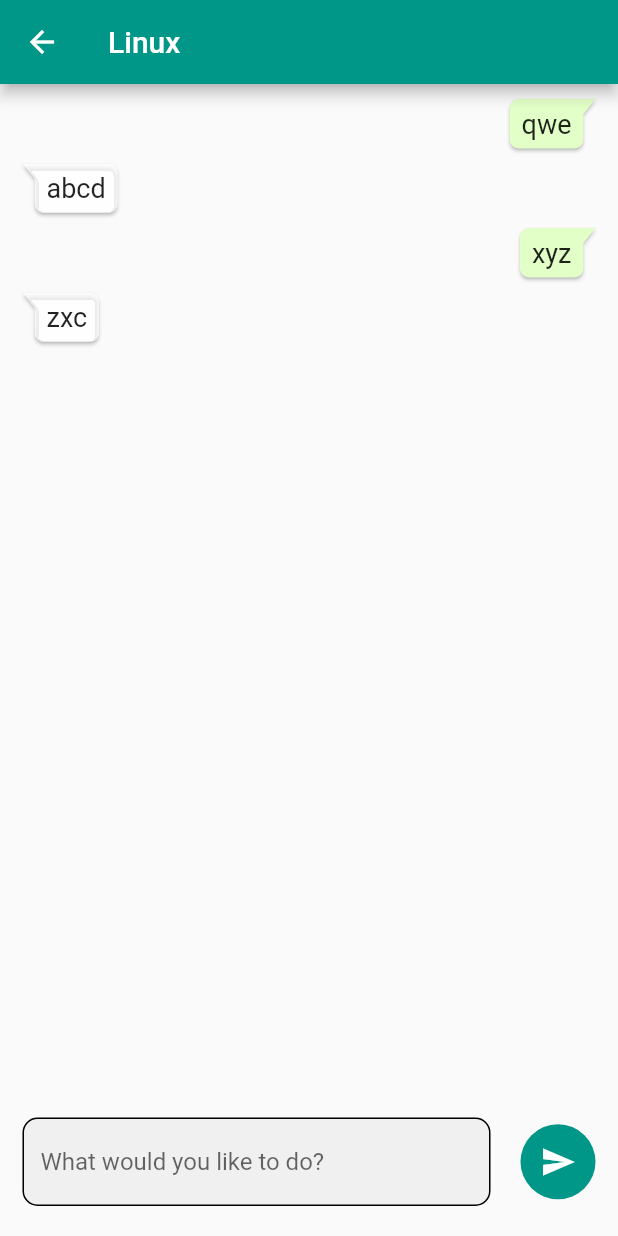
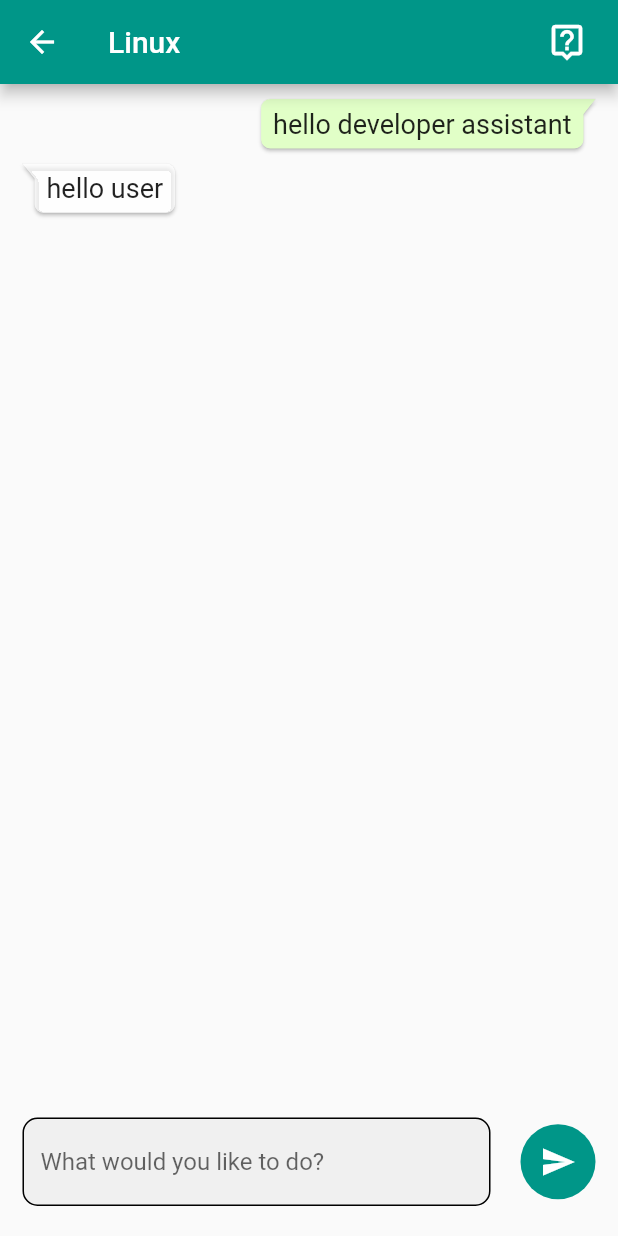
Before and after one commit to snapsid/Developer-Assistant, a Flutter app: the MyLinux screen opened by its route, on a phone screen of 412 x 824 dp. Run offline on Flutter 3.47's test engine with Material 2 defaults, Android fonts, the phone set to English and light mode, and no system bars; drawn by our look-alikes of bubble; our stand-ins replace flutter_highlight, fluttertoast, modal_progress_hud; missing offline and left inert: code_text_field, highlight, vertical_card_pager.

Commit message:
help button linux added

```diff
--- a/app/developer_assistant/developer_assistant/lib/linux.dart
+++ b/app/developer_assistant/developer_assistant/lib/linux.dart
@@ -16,10 +16,8 @@ class _MyLinuxState extends State<MyLinux> {
   String ip;
 
   List msg = [
-    "qwe",
-    "abcd",
-    "xyz",
-    "zxc",
+    "hello developer assistant",
+    "hello user",
   ];
 
   var textController = TextEditingController();
@@ -43,6 +41,16 @@ class _MyLinuxState extends State<MyLinux> {
       url = Uri.parse(
           'http://${ip}/cgi-bin/linux/manualcmd/directory.py?x=$inputCmd');
       onSend();
+    } else if ((inputCmd.contains('hello') || inputCmd.contains('hi')) ||
+        inputCmd.contains('hey')) {
+      print('hello yess ');
+      setState(() {
+        msg.add(inputCmd);
+        scrollcontorller.animateTo(scrollcontorller.position.maxScrollExtent,
+            duration: Duration(seconds: 1), curve: Curves.fastOutSlowIn);
+        msg.add("Hello user...");
+      });
+      textController.clear();
     } else if ((inputCmd.contains('create') || inputCmd.contains('make')) &&
         (inputCmd.contains('directory') || inputCmd.contains('folder'))) {
       print('yesss');
@@ -151,9 +159,11 @@ class _MyLinuxState extends State<MyLinux> {
         });
       } else {
         print('invalid IP');
+        msg.add('Developer assistant not responding\nConnection issue');
       }
     } catch (e) {
       print(e);
+      msg.add(e);
     }
 
     inputCmd = '';
@@ -171,6 +181,23 @@ class _MyLinuxState extends State<MyLinux> {
         appBar: AppBar(
           title: Text('Linux'),
           backgroundColor: Colors.teal,
+          actions: [
+            IconButton(
+              icon: Icon(
+                Icons.live_help_outlined,
+                size: 27,
+              ),
+              onPressed: () {
+                setState(() {
+                  inputCmd = "help me";
+                  onStringCheck();
+                });
+              },
+            ),
+            SizedBox(
+              width: 10,
+            ),
+          ],
         ),
         body: Container(
           child: Column(
--- a/app/developer_assistant/developer_assistant/lib/main.dart
+++ b/app/developer_assistant/developer_assistant/lib/main.dart
@@ -13,7 +13,7 @@ import 'package:flutter/material.dart';
 void main() {
   runApp(MaterialApp(
     debugShowCheckedModeBanner: false,
-    initialRoute: 'linux',
+    initialRoute: 'home',
     routes: {
       'ip': (context) => MyIp(),
       'home': (context) => MyHome(),
```
